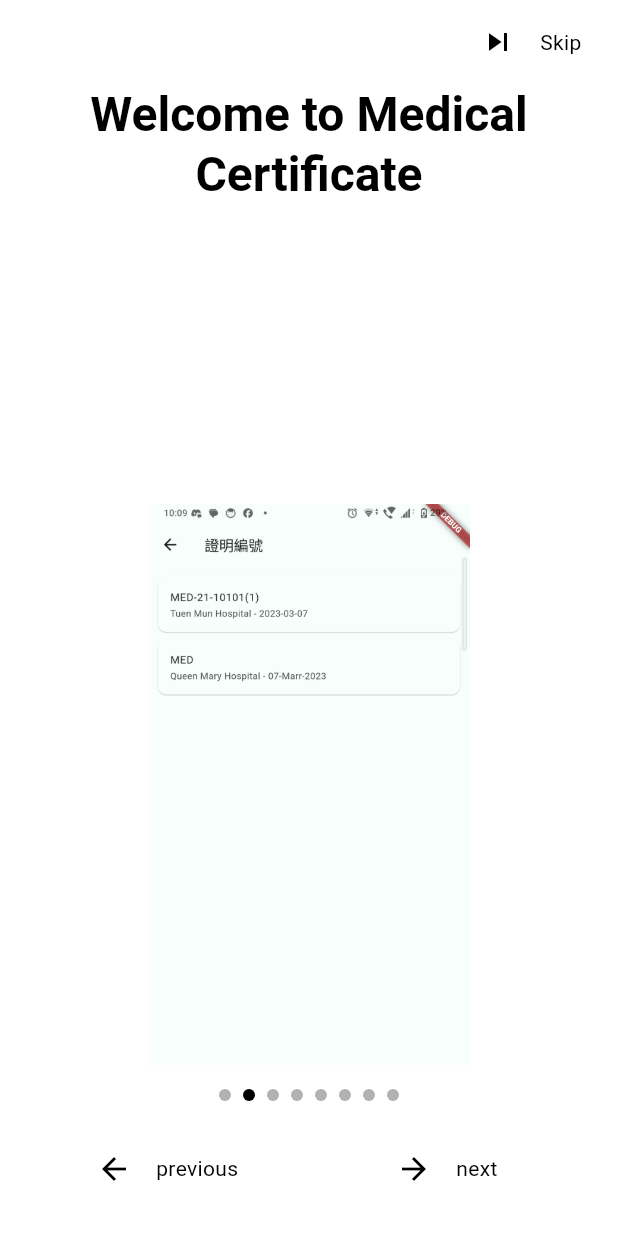
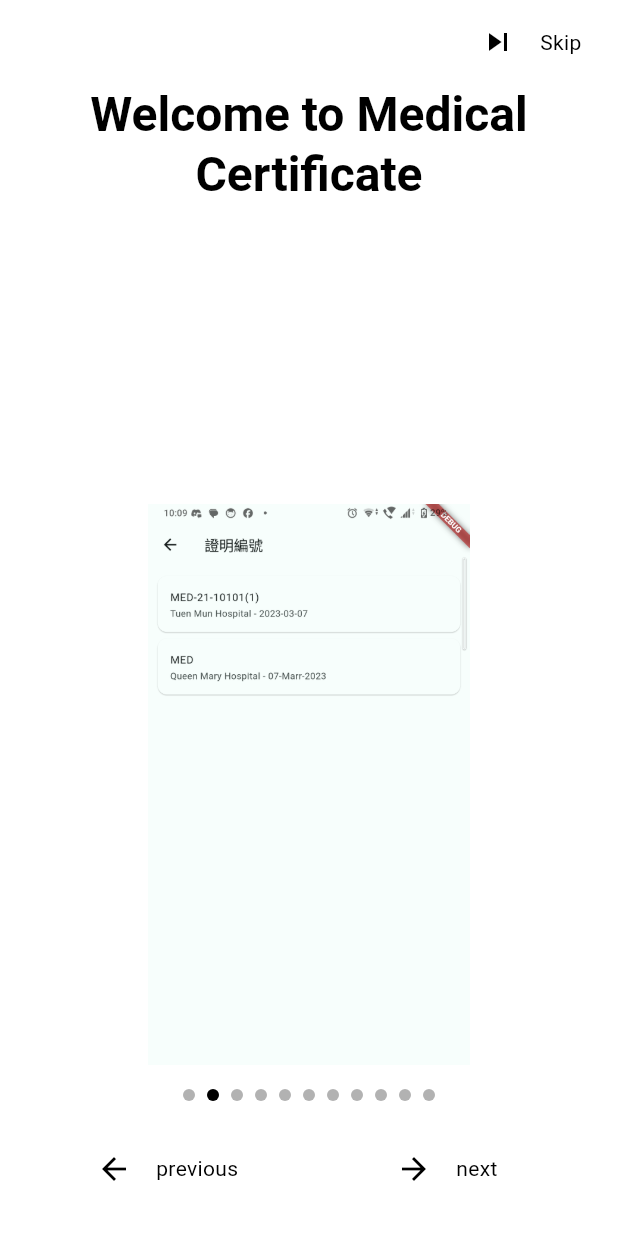
Before and after one commit to old-cookie/dr_ai, a Flutter app: the WidgetAbout screen opened directly, after a tap on "重置引導頁面", after a tap on "next", on a phone screen of 412 x 824 dp. Run offline on Flutter 3.47's test engine with Material 3 defaults, Android fonts, the phone set to English and light mode, and no system bars; drawn by our look-alikes of dynamic_color; our stand-ins replace dartx, dropdown_search, file_picker, flutter_chat_types, flutter_chat_ui, flutter_local_notifications and 12 more; missing offline and left inert: bitsdojo_window, bmi_calculator, crop_your_image, cunning_document_scanner, datetime_loop, duration_picker and 9 more; network calls fail.

Commit message:
feat: 將引導頁面組件改為可滾動，新增自動滾動功能以改善用戶體驗

```diff
--- a/lib/screens/guide/screen_guide_ai_chat.dart
+++ b/lib/screens/guide/screen_guide_ai_chat.dart
@@ -10,28 +10,49 @@ import '../../services/service_guide.dart';
 import '../../services/service_theme.dart';
 import 'package:dr_ai/screens/guide/screen_guide_calendar.dart';
 import 'package:dr_ai/screens/guide/screen_guide_calendar_list.dart';
+import 'package:dr_ai/screens/guide/screen_guide_page_medical_3.dart';
+import 'package:dr_ai/screens/guide/screen_guide_page_medical_4.dart';
+import 'package:dr_ai/screens/guide/screen_guide_page_medical_5.dart';
 import 'package:dr_ai/screens/guide/screen_guide_calendar_add_edit.dart';
 
 /// 第一個引導頁面
 /// 展示如何使用 GuidePage 組件創建引導頁面
-class ScreenGuideAiChat extends StatelessWidget {
+class ScreenGuideAiChat extends StatefulWidget {
   const ScreenGuideAiChat({super.key});
+
+  @override
+  State<ScreenGuideAiChat> createState() => _ScreenGuideAiChatState();
+}
+
+class _ScreenGuideAiChatState extends State<ScreenGuideAiChat> {
+  final ScrollController _scrollController = ScrollController();
+
+  @override
+  void dispose() {
+    _scrollController.dispose();
+    super.dispose();
+  }
 
   @override
   Widget build(BuildContext context) {
     final l10n = AppLocalizations.of(context)!;
+    final screenSize = MediaQuery.of(context).size;
+    // 計算適合的圖片尺寸，最大不超過螢幕高度的40%
+    final imageSize = screenSize.height * 0.4;
 
     return GuidePage(
       title: l10n.guideWelcomeTitle,
       description: l10n.guideWelcomeDescription,
+      scrollController: _scrollController,
       content: Center(
         child: Column(
           mainAxisAlignment: MainAxisAlignment.center,
           children: [
             Image.asset(
               themeCurrent(context) == themeLight() ? 'assets/images/ai_chat_light.png' : 'assets/images/ai_chat_dark.png',
-              width: 500,
-              height: 500,
+              width: imageSize,
+              height: imageSize,
+              fit: BoxFit.contain,
             ),
             const SizedBox(height: 24),
 
@@ -41,6 +62,8 @@ class ScreenGuideAiChat extends StatelessWidget {
               padding: const EdgeInsets.symmetric(horizontal: 32.0),
               child: Text(l10n.guideMedicalAssistantCapabilities, textAlign: TextAlign.left, style: const TextStyle(fontSize: 14)),
             ),
+            // 底部增加額外的空間以確保內容可以完全滾動
+            const SizedBox(height: 24),
           ],
         ),
       ),
@@ -61,8 +84,11 @@ class GuideExample extends StatelessWidget {
       ScreenGuideAiChat(), // 歡迎/基本介紹頁面
       //ScreenGuideSample(),     // 功能示範頁面
       // 醫療功能頁面組
-      ScreenGuideMedicalCertificate(), // 醫療功能介紹1
-      ScreenGuideMedicalCertificateAdd(), // 醫療功能介紹2
+      ScreenGuideMedicalCertificate(),
+      ScreenGuideMedicalCertificateAdd(),
+      GuidePageMedicalthree(),
+      GuidePageMedicalfour(),
+      GuidePageMedicalfive(),
       // 健康記錄功能頁面組
       ScreenGuideVaccineRecord(), // 疫苗記錄頁面
       ScreenGuideBmi(), // BMI計算頁面
--- a/lib/screens/guide/screen_guide_frame.dart
+++ b/lib/screens/guide/screen_guide_frame.dart
@@ -196,7 +196,7 @@ class _GuideFrameState extends State<GuideFrame> {
 /// @param title 頁面標題
 /// @param description 頁面描述
 /// @param content 頁面內容
-class GuidePage extends StatelessWidget {
+class GuidePage extends StatefulWidget {
   final String title;
   final String description;
   final Widget content;
@@ -215,8 +215,64 @@ class GuidePage extends StatelessWidget {
   });
 
   @override
+  State<GuidePage> createState() => _GuidePageState();
+}
+
+class _GuidePageState extends State<GuidePage> {
+  ScrollController? _scrollController;
+
+  @override
+  void initState() {
+    super.initState();
+    _scrollController = widget.scrollController ?? ScrollController();
+    // 添加後置幀回調以確保在佈局完成後進行滾動
+    WidgetsBinding.instance.addPostFrameCallback((_) {
+      _autoScrollToTop();
+    });
+  }
+
+  @override
+  void didUpdateWidget(GuidePage oldWidget) {
+    super.didUpdateWidget(oldWidget);
+    // 當 autoScrolling 狀態改變時執行自動滾動
+    if (widget.autoScrolling != oldWidget.autoScrolling && widget.autoScrolling == true) {
+      _autoScrollToTop();
+    }
+  }
+
+  void _autoScrollToTop() {
+    // 只有在啟用自動滾動且滾動控制器已附加時才執行滾動
+    if ((widget.autoScrolling ?? false) && _scrollController != null && _scrollController!.hasClients) {
+      _scrollController!.animateTo(
+        0,
+        duration: const Duration(milliseconds: 300),
+        curve: Curves.easeOut,
+      );
+    }
+  }
+
+  @override
+  void dispose() {
+    // 只有在內部創建的控制器才需要釋放
+    if (widget.scrollController == null) {
+      _scrollController?.dispose();
+    }
+    super.dispose();
+  }
+
+  @override
   Widget build(BuildContext context) {
-    Widget contentWidget = content;
+    // 確保內容可滾動
+    Widget contentWidget = widget.content;
+    if (contentWidget is! ScrollView) {
+      contentWidget = Listener(
+        onPointerDown: (_) => widget.onPointerDown?.call(),
+        child: SingleChildScrollView(
+          controller: _scrollController,
+          child: contentWidget,
+        ),
+      );
+    }
 
     return Container(
       decoration: BoxDecoration(
@@ -233,13 +289,13 @@ class GuidePage extends StatelessWidget {
             mainAxisAlignment: MainAxisAlignment.center,
             children: [
               Text(
-                title,
+                widget.title,
                 style: Theme.of(context).textTheme.headlineLarge?.copyWith(fontWeight: FontWeight.bold, color: Theme.of(context).colorScheme.primary),
                 textAlign: TextAlign.center,
               ),
               const SizedBox(height: 12),
               Text(
-                description,
+                widget.description,
                 style: Theme.of(context).textTheme.titleLarge?.copyWith(color: Theme.of(context).colorScheme.secondary),
                 textAlign: TextAlign.center,
               ),
```
